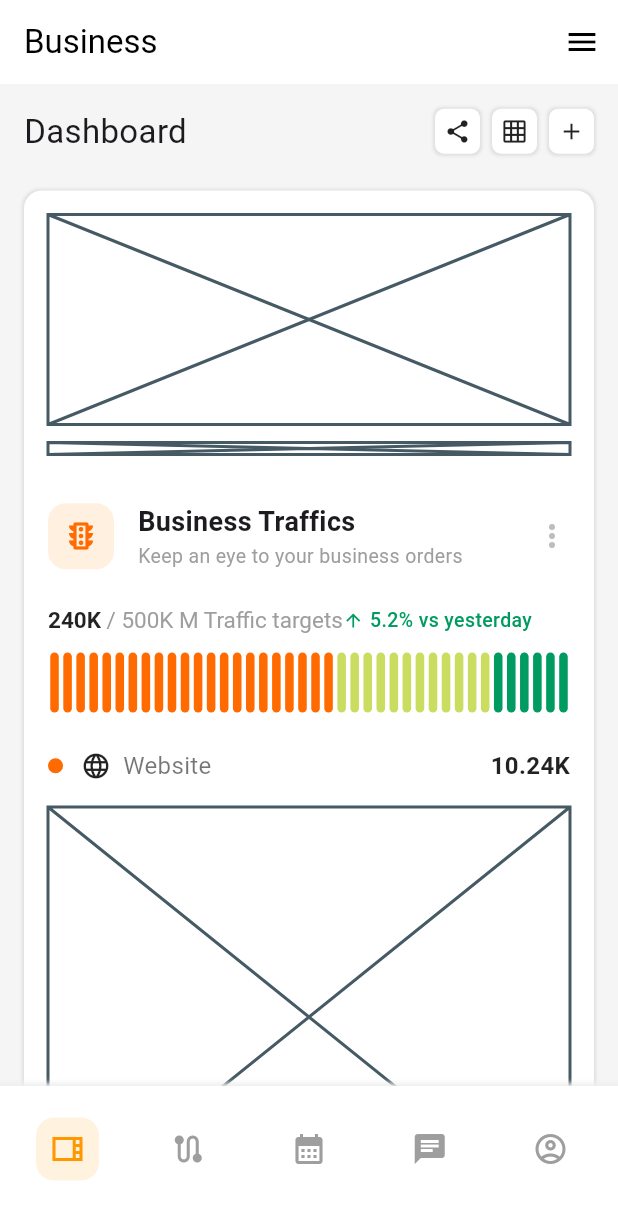
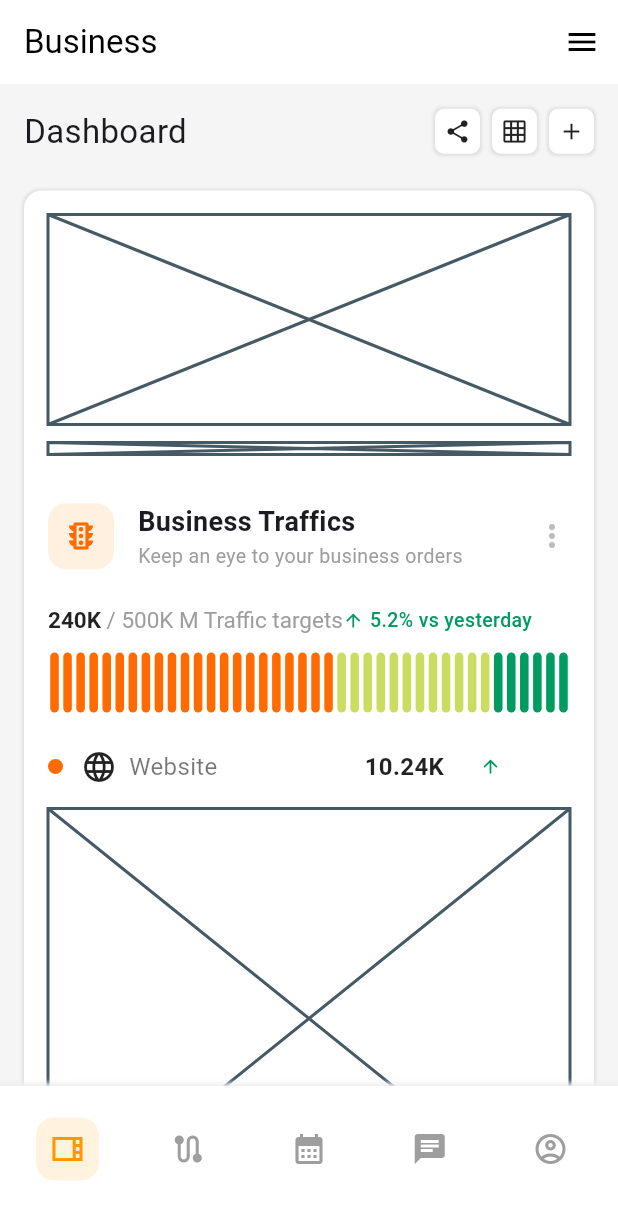
Before and after one commit to JAICHANGPARK/flutter_notebook_chapter_49, a Flutter app: the BusinessMainPage screen opened directly, on a phone screen of 412 x 824 dp. Shown: the top 1220 px of the screen. Run offline on Flutter 3.47's test engine with Material 3 defaults, Android fonts, the phone set to English and light mode, and no system bars; our stand-ins replace dots_indicator, gap, google_fonts.

Commit message:
Update business_traffic_card_widget.dart

```diff
--- a/lib/ep2467_business_control_center_app/ui/business_traffic_card_widget.dart
+++ b/lib/ep2467_business_control_center_app/ui/business_traffic_card_widget.dart
@@ -164,7 +164,7 @@ class PlatformRow extends StatelessWidget {
           decoration: BoxDecoration(color: color, shape: BoxShape.circle),
         ),
         Gap(12),
-        Icon(icon, size: 20, color: Colors.black87),
+        Icon(icon, color: Colors.black87),
         Gap(8),
         Text(name, style: TextStyle(fontSize: 16, color: Colors.black54)),
         Spacer(),
@@ -176,6 +176,19 @@ class PlatformRow extends StatelessWidget {
             color: Colors.black87,
           ),
         ),
+        Gap(24),
+        SizedBox(
+          width: 60,
+          child: Row(
+            children: [
+              Icon(
+                isUp ? Icons.arrow_upward : Icons.arrow_downward,
+                size: 14,
+                color: isUp ? Color(0xFF009B60) : Color(0xFFE53935),
+              ),
+            ],
+          ),
+        ),
       ],
     );
   }
```
